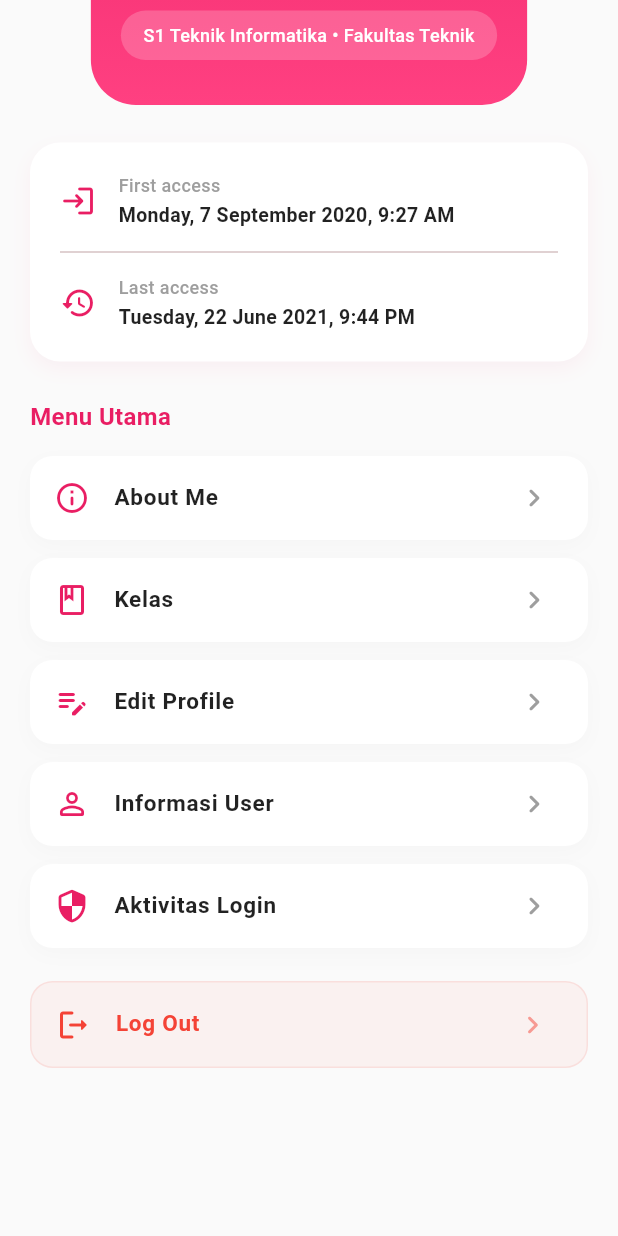
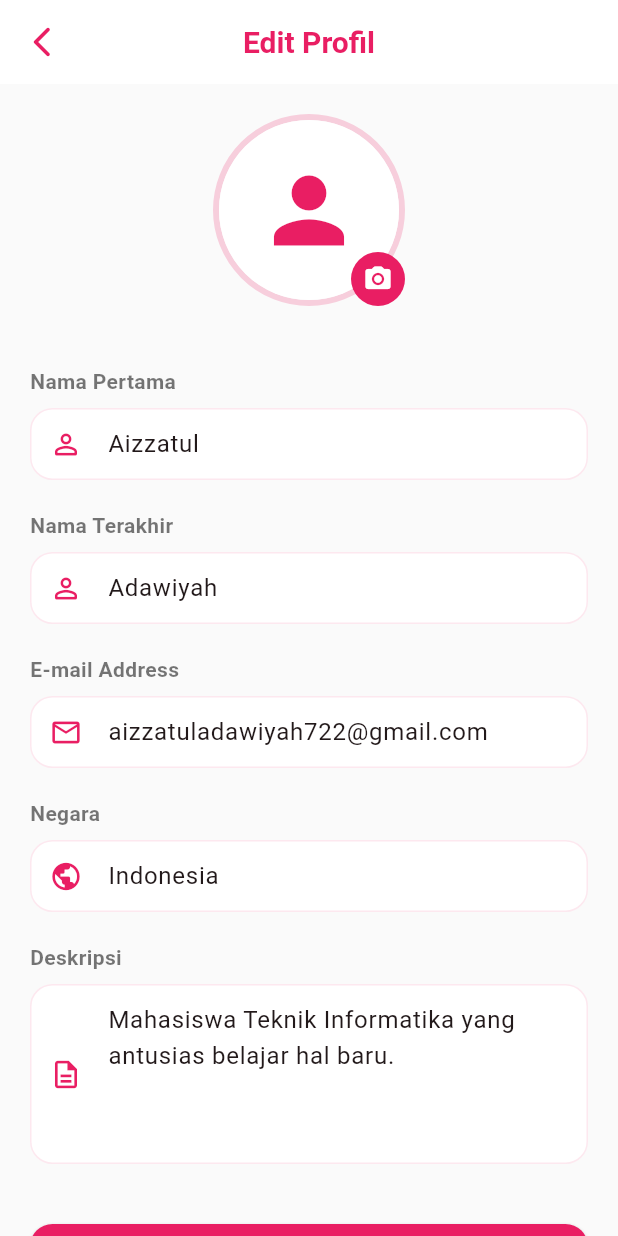
Before and after one commit to Azztldwyh/lms-app, a Flutter app: the ProfilePage screen opened directly, scrolled down 239 dp, after a tap on "Edit Profile", on a phone screen of 412 x 824 dp. Run offline on Flutter 3.47's test engine with Material 3 defaults, Android fonts, the phone set to English and light mode, and no system bars.

Commit message:
menambahkan isi konten halaman edit profil

```diff
--- /dev/null
+++ b/lib/screens/edit_profile_page.dart
@@ -0,0 +1,188 @@
+import 'package:flutter/material.dart';
+
+class EditProfilePage extends StatefulWidget {
+  const EditProfilePage({super.key});
+
+  @override
+  State<EditProfilePage> createState() => _EditProfilePageState();
+}
+
+class _EditProfilePageState extends State<EditProfilePage> {
+  final _formKey = GlobalKey<FormState>();
+
+  // Controllers with initial data
+  final TextEditingController _firstNameController = TextEditingController(text: 'Aizzatul');
+  final TextEditingController _lastNameController = TextEditingController(text: 'Adawiyah');
+  final TextEditingController _emailController = TextEditingController(text: 'aizzatuladawiyah722@gmail.com');
+  final TextEditingController _countryController = TextEditingController(text: 'Indonesia');
+  final TextEditingController _descriptionController = TextEditingController(text: 'Mahasiswa Teknik Informatika yang antusias belajar hal baru.');
+
+  @override
+  void dispose() {
+    _firstNameController.dispose();
+    _lastNameController.dispose();
+    _emailController.dispose();
+    _countryController.dispose();
+    _descriptionController.dispose();
+    super.dispose();
+  }
+
+  @override
+  Widget build(BuildContext context) {
+    return Scaffold(
+      appBar: AppBar(
+        title: const Text('Edit Profil'),
+        centerTitle: true,
+        leading: IconButton(
+          icon: const Icon(Icons.arrow_back_ios_new_rounded),
+          onPressed: () => Navigator.pop(context),
+        ),
+      ),
+      body: SingleChildScrollView(
+        child: Padding(
+          padding: const EdgeInsets.all(20.0),
+          child: Form(
+            key: _formKey,
+            child: Column(
+              crossAxisAlignment: CrossAxisAlignment.start,
+              children: [
+                // Profile Picture Edit
+                Center(
+                  child: Stack(
+                    children: [
+                      Container(
+                        decoration: BoxDecoration(
+                          shape: BoxShape.circle,
+                          border: Border.all(color: Colors.pink.withOpacity(0.2), width: 4),
+                        ),
+                        child: const CircleAvatar(
+                          radius: 60,
+                          backgroundColor: Colors.white,
+                          child: Icon(Icons.person, size: 70, color: Colors.pink),
+                        ),
+                      ),
+                      Positioned(
+                        bottom: 0,
+                        right: 0,
+                        child: Container(
+                          padding: const EdgeInsets.all(8),
+                          decoration: const BoxDecoration(
+                            color: Colors.pink,
+                            shape: BoxShape.circle,
+                          ),
+                          child: const Icon(Icons.camera_alt_rounded, color: Colors.white, size: 20),
+                        ),
+                      ),
+                    ],
+                  ),
+                ),
+                const SizedBox(height: 40),
+
+                // Form Fields
+                _buildTextField('Nama Pertama', _firstNameController, Icons.person_outline_rounded),
+                const SizedBox(height: 20),
+                _buildTextField('Nama Terakhir', _lastNameController, Icons.person_outline_rounded),
+                const SizedBox(height: 20),
+                _buildTextField('E-mail Address', _emailController, Icons.email_outlined, keyboardType: TextInputType.emailAddress),
+                const SizedBox(height: 20),
+                _buildTextField('Negara', _countryController, Icons.public_rounded),
+                const SizedBox(height: 20),
+                _buildTextField(
+                  'Deskripsi',
+                  _descriptionController,
+                  Icons.description_outlined,
+                  maxLines: 4,
+                ),
+
+                const SizedBox(height: 40),
+
+                // Save Button
+                SizedBox(
+                  width: double.infinity,
+                  height: 55,
+                  child: ElevatedButton(
+                    onPressed: () {
+                      if (_formKey.currentState!.validate()) {
+                        ScaffoldMessenger.of(context).showSnackBar(
+                          const SnackBar(
+                            content: Text('Profil berhasil disimpan!'),
+                            backgroundColor: Colors.pink,
+                          ),
+                        );
+                        Navigator.pop(context);
+                      }
+                    },
+                    style: ElevatedButton.styleFrom(
+                      backgroundColor: Colors.pink,
+                      foregroundColor: Colors.white,
+                      shape: RoundedRectangleBorder(
+                        borderRadius: BorderRadius.circular(15),
+                      ),
+                      elevation: 2,
+                    ),
+                    child: const Text(
+                      'Simpan',
+                      style: TextStyle(fontSize: 16, fontWeight: FontWeight.bold),
+                    ),
+                  ),
+                ),
+                const SizedBox(height: 20),
+              ],
+            ),
+          ),
+        ),
+      ),
+    );
+  }
+
+  Widget _buildTextField(
+    String label,
+    TextEditingController controller,
+    IconData icon,
+    {TextInputType keyboardType = TextInputType.text, int maxLines = 1}
+  ) {
+    return Column(
+      crossAxisAlignment: CrossAxisAlignment.start,
+      children: [
+        Text(
+          label,
+          style: const TextStyle(
+            fontSize: 14,
+            fontWeight: FontWeight.w600,
+            color: Colors.black54,
+          ),
+        ),
+        const SizedBox(height: 8),
+        TextFormField(
+          controller: controller,
+          keyboardType: keyboardType,
+          maxLines: maxLines,
+          decoration: InputDecoration(
+            prefixIcon: Icon(icon, color: Colors.pink, size: 22),
+            filled: true,
+            fillColor: Colors.white,
+            contentPadding: const EdgeInsets.symmetric(horizontal: 16, vertical: 12),
+            enabledBorder: OutlineInputBorder(
+              borderRadius: BorderRadius.circular(15),
+              borderSide: BorderSide(color: Colors.pink.withOpacity(0.1)),
+            ),
+            focusedBorder: OutlineInputBorder(
+              borderRadius: BorderRadius.circular(15),
+              borderSide: const BorderSide(color: Colors.pink),
+            ),
+            errorBorder: OutlineInputBorder(
+              borderRadius: BorderRadius.circular(15),
+              borderSide: const BorderSide(color: Colors.redAccent),
+            ),
+          ),
+          validator: (value) {
+            if (value == null || value.isEmpty) {
+              return 'Harap isi $label';
+            }
+            return null;
+          },
+        ),
+      ],
+    );
+  }
+}
--- a/lib/screens/profile_page.dart
+++ b/lib/screens/profile_page.dart
@@ -1,4 +1,5 @@
 import 'package:flutter/material.dart';
+import 'edit_profile_page.dart';
 
 class ProfilePage extends StatelessWidget {
   const ProfilePage({super.key});
@@ -112,13 +113,18 @@ class ProfilePage extends StatelessWidget {
                     style: TextStyle(fontSize: 16, fontWeight: FontWeight.bold, color: Colors.pink),
                   ),
                   const SizedBox(height: 15),
-                  _buildMenuItem(Icons.info_outline_rounded, 'About Me'),
-                  _buildMenuItem(Icons.class_outlined, 'Kelas'),
-                  _buildMenuItem(Icons.edit_note_rounded, 'Edit Profile'),
-                  _buildMenuItem(Icons.person_outline_rounded, 'Informasi User'),
-                  _buildMenuItem(Icons.security_rounded, 'Aktivitas Login'),
+                  _buildMenuItem(context, Icons.info_outline_rounded, 'About Me'),
+                  _buildMenuItem(context, Icons.class_outlined, 'Kelas'),
+                  _buildMenuItem(context, Icons.edit_note_rounded, 'Edit Profile', onTap: () {
+                    Navigator.push(
+                      context,
+                      MaterialPageRoute(builder: (context) => const EditProfilePage()),
+                    );
+                  }),
+                  _buildMenuItem(context, Icons.person_outline_rounded, 'Informasi User'),
+                  _buildMenuItem(context, Icons.security_rounded, 'Aktivitas Login'),
                   const SizedBox(height: 10),
-                  _buildMenuItem(Icons.logout_rounded, 'Log Out', isLogout: true),
+                  _buildMenuItem(context, Icons.logout_rounded, 'Log Out', isLogout: true),
                 ],
               ),
             ),
@@ -154,7 +160,7 @@ class ProfilePage extends StatelessWidget {
     );
   }
 
-  Widget _buildMenuItem(IconData icon, String title, {bool isLogout = false}) {
+  Widget _buildMenuItem(BuildContext context, IconData icon, String title, {bool isLogout = false, VoidCallback? onTap}) {
     return Container(
       margin: const EdgeInsets.only(bottom: 12),
       decoration: BoxDecoration(
@@ -183,7 +189,7 @@ class ProfilePage extends StatelessWidget {
           Icons.chevron_right_rounded,
           color: isLogout ? Colors.red.withOpacity(0.5) : Colors.grey,
         ),
-        onTap: () {},
+        onTap: onTap ?? () {},
       ),
     );
   }
```
